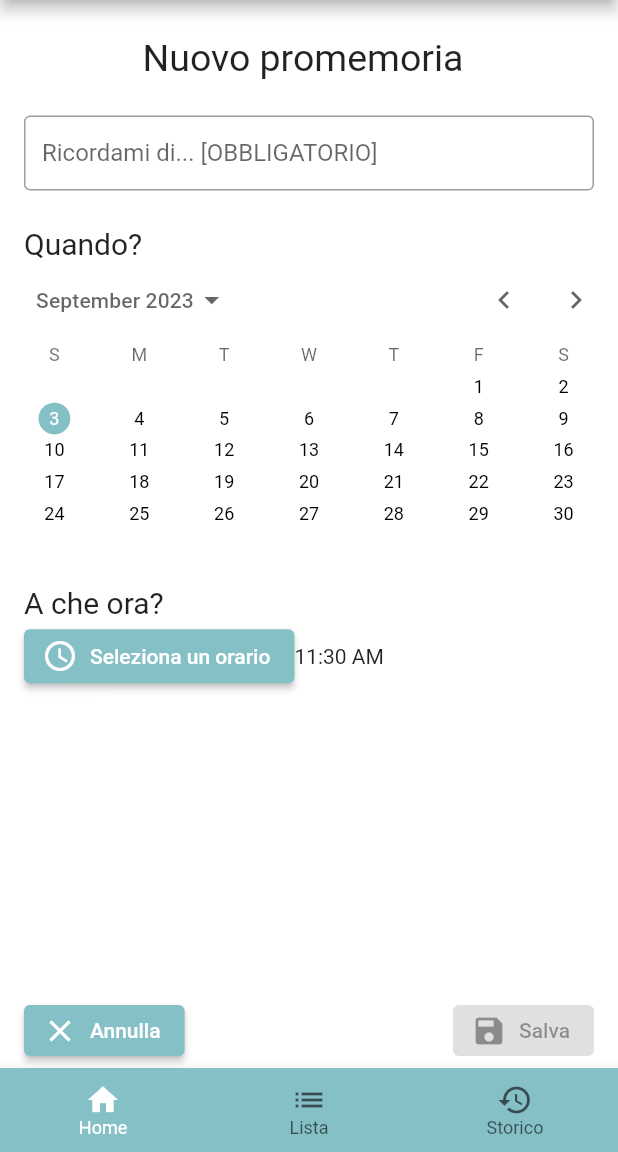
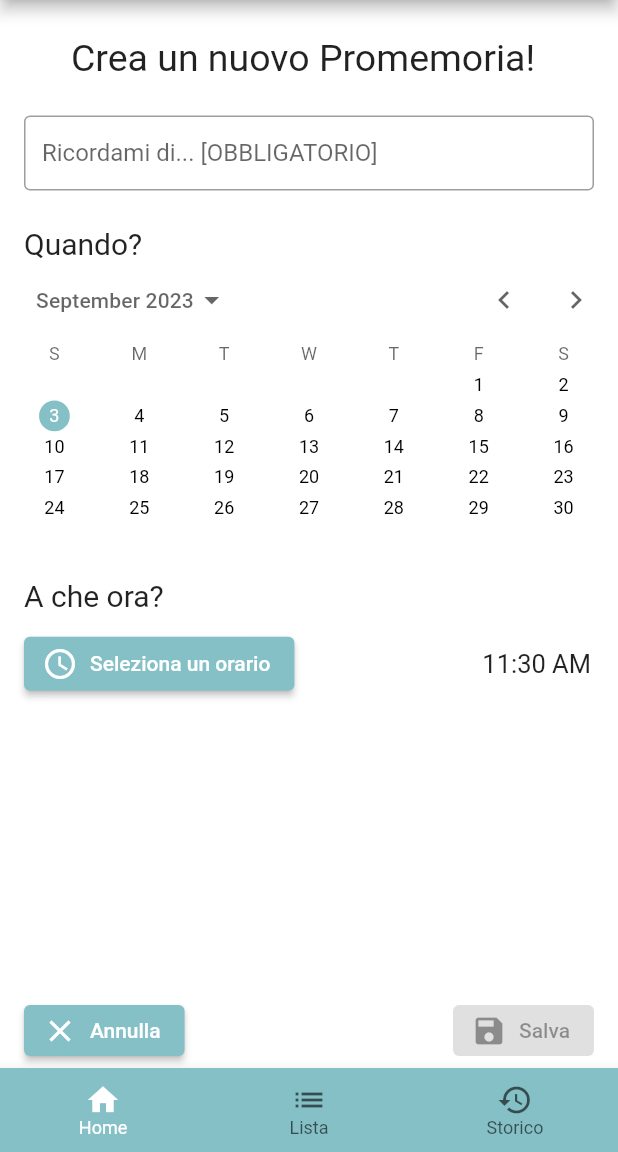
Before and after one commit to UmutBulut/PantrySmart, a Flutter app: the screen it shows after launch, after a tap on "Nuovo promemoria", on a phone screen of 412 x 824 dp, the part 84-1236 px from its top. Run offline on Flutter 3.47's test engine with Material 2 defaults, Android fonts, the phone set to English and light mode, and no system bars; our stand-ins replace bloc, flutter_bloc, flutter_keyboard_visibility, image_picker, shared_preferences.

Commit message:
Modifiche layout promemoria

```diff
--- a/lib/Components/DatePicker.dart
+++ b/lib/Components/DatePicker.dart
@@ -100,7 +100,10 @@
               Padding(
                 padding: const EdgeInsets.fromLTRB(16,0,0,0),
                 child: (!widget.resettato)?
-                Text(_selectedDate.value.toString().substring(0,10)):
+                Text(_selectedDate.value.toString().substring(0,10),
+                style: TextStyle(
+                  fontSize: 17,
+                ),):
                 Text('Nessuna data\nselezionata.'),
               ),
             ],
--- a/lib/Presentation/Screens/homeView.dart
+++ b/lib/Presentation/Screens/homeView.dart
@@ -611,7 +611,7 @@
           )
         ],
       ) :
-      PromemoriaView(title: 'Nuovo promemoria',
+      PromemoriaView(title: 'Crea un nuovo Promemoria!',
           cancelFunction: chiudiTabPromemoria,
           okFunction: chiudiTabPromemoriaEAggiorna),
     );
--- a/lib/Presentation/Screens/promemoriaView.dart
+++ b/lib/Presentation/Screens/promemoriaView.dart
@@ -134,9 +134,10 @@
           ),),
         ),
         Padding(
-          padding: const EdgeInsets.fromLTRB(16,0,0,0),
+          padding: const EdgeInsets.fromLTRB(16,10,0,0),
           child: Row(
             crossAxisAlignment: CrossAxisAlignment.center,
+            mainAxisAlignment: MainAxisAlignment.spaceBetween,
             children: [
               ElevatedButton.icon(
                 style: ButtonStyle(
@@ -161,7 +162,13 @@
                     'Seleziona un orario'
                 ), // <-- Text
               ),
-              Text(widget.oraString!)
+              Padding(
+                padding: const EdgeInsets.fromLTRB(0, 0, 18, 0),
+                child: Text(widget.oraString!,
+                style: TextStyle(
+                  fontSize: 17
+                ),),
+              )
             ],
           ),
         ),
```
